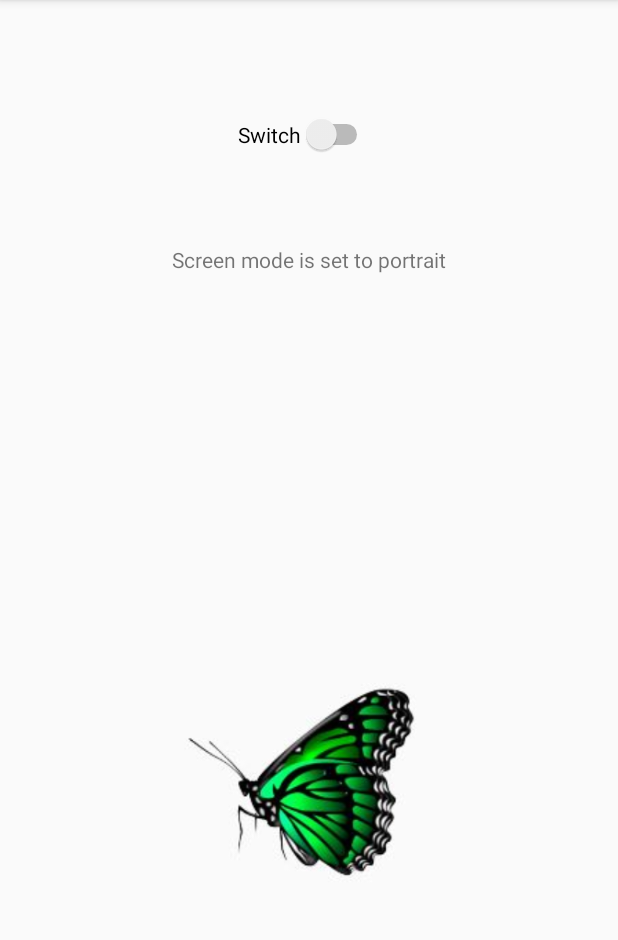
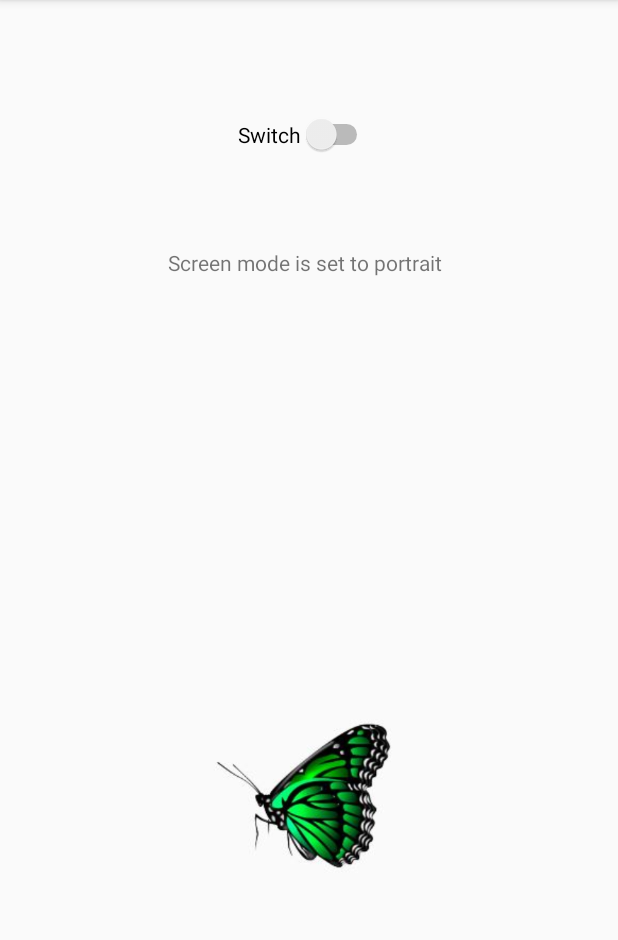
Before and after one commit to tolgahanakgun/CS-E4100-android, an Android app: the screen it shows after launch (MainActivity), on a phone screen of 412 x 824 dp, the part 84-1024 px from its top. Run offline under Robolectric (Android 15) with nearby library versions, the phone set to English and light mode, and no system bars.

Commit message:
TextView'lar güncellendi

```diff
--- a/LayoutSwitcher/app/src/main/res/layout/activity_main_portrait.xml
+++ b/LayoutSwitcher/app/src/main/res/layout/activity_main_portrait.xml
@@ -32,9 +32,9 @@
         android:layout_height="wrap_content"
         android:layout_marginStart="8dp"
         android:layout_marginTop="8dp"
-        android:layout_marginEnd="8dp"
-        android:layout_marginBottom="8dp"
+        android:layout_marginEnd="13dp"
         android:text="Screen mode is set to portrait"
+        android:visibility="visible"
         app:layout_constraintBottom_toBottomOf="parent"
         app:layout_constraintEnd_toEndOf="parent"
         app:layout_constraintStart_toStartOf="parent"
@@ -44,7 +44,7 @@
     <ImageView
         android:id="@+id/imageView"
         android:layout_width="283dp"
-        android:layout_height="174dp"
+        android:layout_height="134dp"
         android:layout_marginStart="8dp"
         android:layout_marginTop="8dp"
         android:layout_marginEnd="8dp"
@@ -57,4 +57,21 @@
         app:layout_constraintVertical_bias="0.736"
         app:srcCompat="@drawable/butter_fly" />
 
+    <TextView
+        android:id="@+id/textLandscape"
+        android:layout_width="210dp"
+        android:layout_height="19dp"
+        android:layout_marginStart="8dp"
+        android:layout_marginTop="8dp"
+        android:layout_marginEnd="18dp"
+        android:layout_marginBottom="8dp"
+        android:text="Screen mode is set to landscape"
+        android:visibility="invisible"
+        app:layout_constraintBottom_toBottomOf="parent"
+        app:layout_constraintEnd_toEndOf="parent"
+        app:layout_constraintHorizontal_bias="0.555"
+        app:layout_constraintStart_toStartOf="parent"
+        app:layout_constraintTop_toTopOf="parent"
+        app:layout_constraintVertical_bias="0.216" />
+
 </android.support.constraint.ConstraintLayout>
```
Also changed, not shown: LayoutSwitcher/app/src/main/java/fi/layoutswitcher/MainActivity.java (+9 -4 lines).
